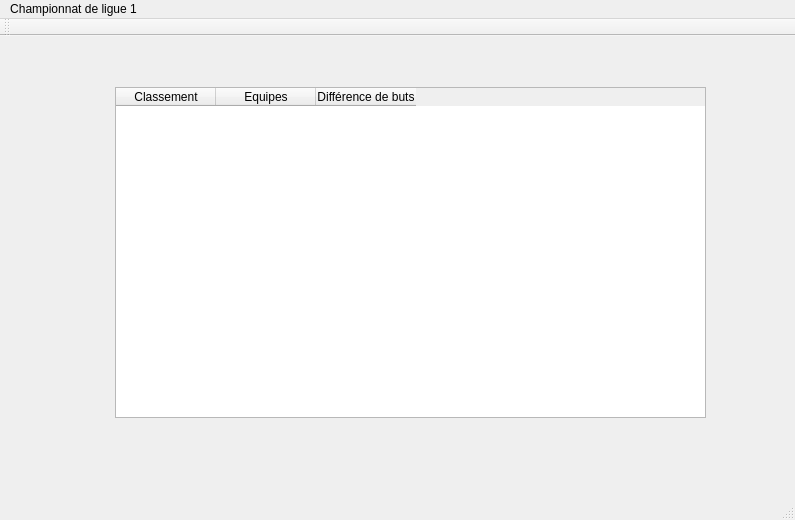
muckenvi/ProjetInfo, file ChampionnatLigue1.ui: the form before one commit.
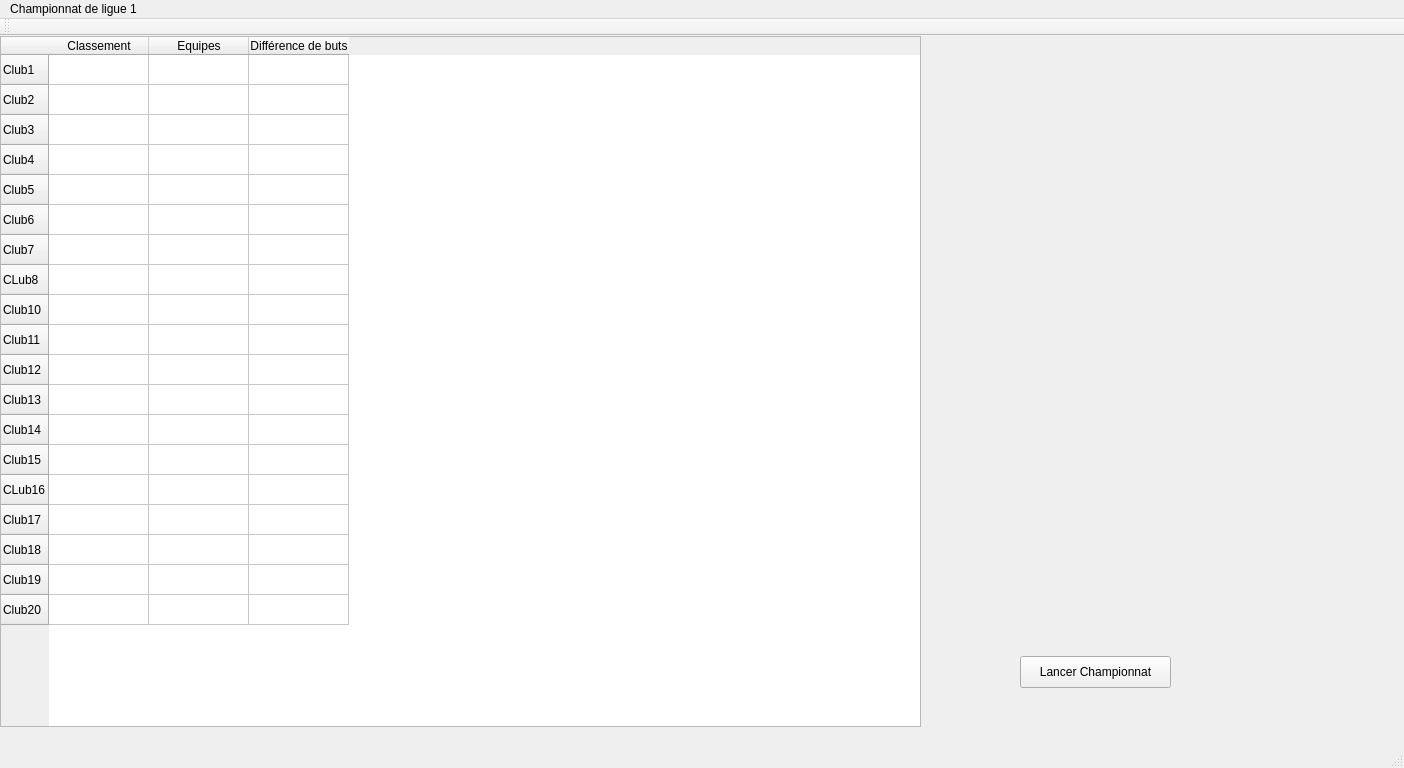
The form after the commit. Icons and pictures are not drawn.

What changed in the file:
```diff
--- a/ChampionnatLigue1.ui
+++ b/ChampionnatLigue1.ui
@@ -6,8 +6,8 @@
    <rect>
     <x>0</x>
     <y>0</y>
-    <width>795</width>
-    <height>520</height>
+    <width>1404</width>
+    <height>768</height>
    </rect>
   </property>
   <property name="windowTitle">
@@ -17,12 +17,107 @@
    <widget class="QTableWidget" name="tableWidget">
     <property name="geometry">
      <rect>
-      <x>115</x>
-      <y>51</y>
-      <width>591</width>
-      <height>331</height>
+      <x>0</x>
+      <y>0</y>
+      <width>921</width>
+      <height>691</height>
      </rect>
     </property>
+    <row>
+     <property name="text">
+      <string>Club1</string>
+     </property>
+    </row>
+    <row>
+     <property name="text">
+      <string>Club2</string>
+     </property>
+    </row>
+    <row>
+     <property name="text">
+      <string>Club3</string>
+     </property>
+    </row>
+    <row>
+     <property name="text">
+      <string>Club4</string>
+     </property>
+    </row>
+    <row>
+     <property name="text">
+      <string>Club5</string>
+     </property>
+    </row>
+    <row>
+     <property name="text">
+      <string>Club6</string>
+     </property>
+    </row>
+    <row>
+     <property name="text">
+      <string>Club7</string>
+     </property>
+    </row>
+    <row>
+     <property name="text">
+      <string>CLub8</string>
+     </property>
+    </row>
+    <row>
+     <property name="text">
+      <string>Club10</string>
+     </property>
+    </row>
+    <row>
+     <property name="text">
+      <string>Club11</string>
+     </property>
+    </row>
+    <row>
+     <property name="text">
+      <string>Club12</string>
+     </property>
+    </row>
+    <row>
+     <property name="text">
+      <string>Club13</string>
+     </property>
+    </row>
+    <row>
+     <property name="text">
+      <string>Club14</string>
+     </property>
+    </row>
+    <row>
+     <property name="text">
+      <string>Club15</string>
+     </property>
+    </row>
+    <row>
+     <property name="text">
+      <string>CLub16</string>
+     </property>
+    </row>
+    <row>
+     <property name="text">
+      <string>Club17</string>
+     </property>
+    </row>
+    <row>
+     <property name="text">
+      <string>Club18</string>
+     </property>
+    </row>
+    <row>
+     <property name="text">
+      <string>Club19</string>
+     </property>
+    </row>
+    <row>
+     <property name="text">
+      <string>Club20</string>
+     </property>
+    </row>
     <column>
      <property name="text">
       <string>Classement</string>
@@ -39,13 +134,62 @@
      </property>
     </column>
    </widget>
+   <widget class="QLabel" name="label">
+    <property name="geometry">
+     <rect>
+      <x>950</x>
+      <y>70</y>
+      <width>311</width>
+      <height>271</height>
+     </rect>
+    </property>
+    <property name="minimumSize">
+     <size>
+      <width>311</width>
+      <height>271</height>
+     </size>
+    </property>
+    <property name="text">
+     <string>&lt;html&gt;&lt;head/&gt;&lt;body&gt;&lt;p align=&quot;center&quot;&gt;&lt;img src=&quot;:/newPrefix/Screenshot 2023-05-23 at 22.18.19 2.png&quot;/&gt;&lt;/p&gt;&lt;/body&gt;&lt;/html&gt;</string>
+    </property>
+   </widget>
+   <widget class="QPushButton" name="pushButton">
+    <property name="geometry">
+     <rect>
+      <x>1020</x>
+      <y>620</y>
+      <width>151</width>
+      <height>32</height>
+     </rect>
+    </property>
+    <property name="text">
+     <string>Lancer Championnat</string>
+    </property>
+   </widget>
+   <widget class="QLabel" name="label_2">
+    <property name="geometry">
+     <rect>
+      <x>990</x>
+      <y>340</y>
+      <width>221</width>
+      <height>221</height>
+     </rect>
+    </property>
+    <property name="text">
+     <string>&lt;html&gt;&lt;head/&gt;&lt;body&gt;&lt;p&gt;&lt;img src=&quot;:/newPrefix/Screenshot 2023-05-23 at 22.19.22 2.png&quot;/&gt;&lt;/p&gt;&lt;/body&gt;&lt;/html&gt;</string>
+    </property>
+   </widget>
+   <zorder>tableWidget</zorder>
+   <zorder>pushButton</zorder>
+   <zorder>label</zorder>
+   <zorder>label_2</zorder>
   </widget>
   <widget class="QMenuBar" name="menubar">
    <property name="geometry">
     <rect>
      <x>0</x>
      <y>0</y>
-     <width>795</width>
+     <width>1404</width>
      <height>24</height>
     </rect>
    </property>
```
Left out of the diff: 4 changed lines with no effect on the pictures.
